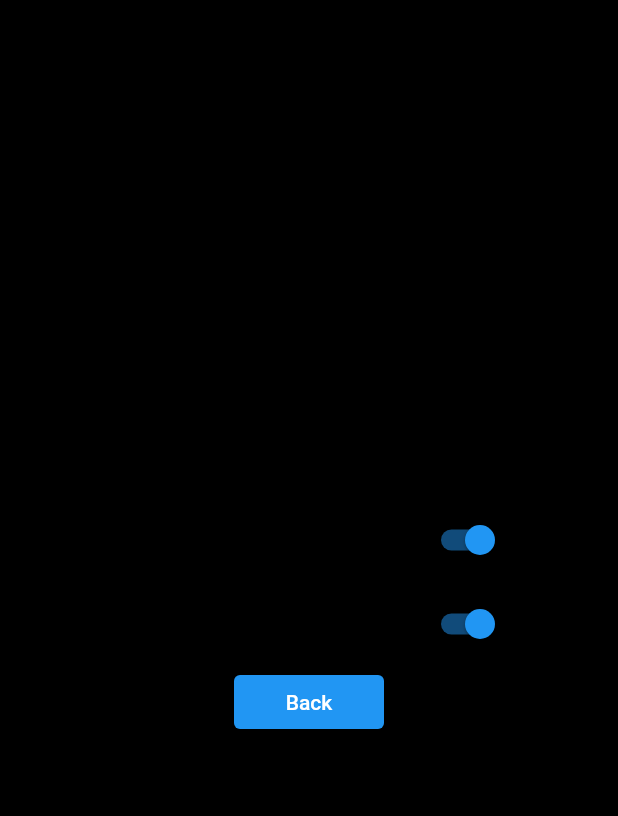
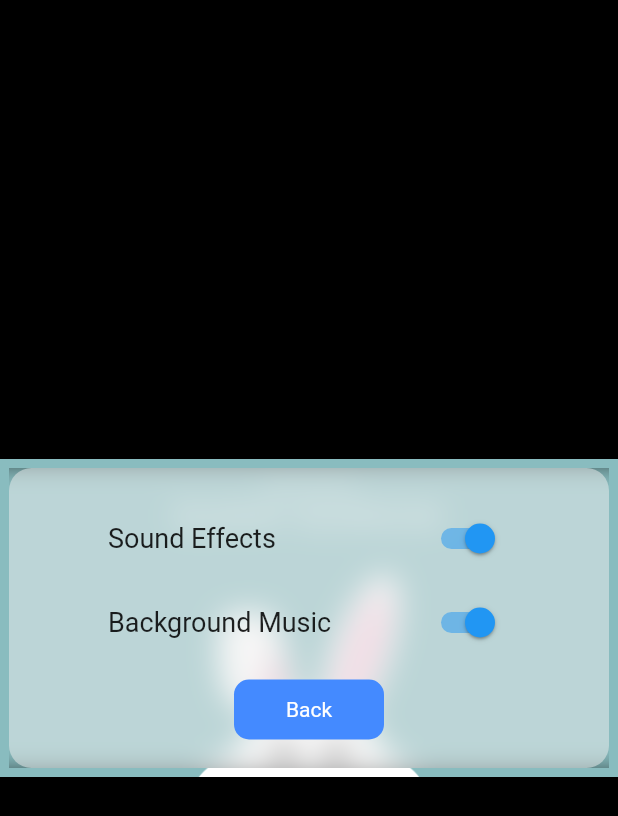
Before and after one commit to Mohamed-Talaat-Osman/Bunny-s-Burrow, a Flutter app: the Settings screen opened directly with empty values, on a phone screen of 412 x 824 dp. Shown: the top 816 px of the screen. Run offline on Flutter 3.47's test engine with Material 2 defaults, Android fonts, the phone set to English and light mode, and no system bars; missing offline and left inert: flame, flame_audio, flame_tiled, tiled.

Commit message:
ui_enhancement

```diff
--- a/lib/overlays/settings.dart
+++ b/lib/overlays/settings.dart
@@ -1,7 +1,11 @@
 import 'package:flutter/material.dart';
 import 'package:game_assignment/game/game.dart';
+import 'package:game_assignment/widgets/backGround.dart';
+import 'package:game_assignment/widgets/regular_text.dart';
 
 import '../game/utils/audio_manager.dart';
+import '../widgets/card.dart';
+import '../widgets/default_button.dart';
 import 'main_menu.dart';
 
 
@@ -15,7 +19,9 @@ class Settings extends StatelessWidget {
   Widget build(BuildContext context) {
     return Scaffold(
       backgroundColor: Colors.black,
-      body: Center(
+      body: BackGroundImage(
+        child: Center(
+          child: CustomCard(
             child: Column(
               mainAxisAlignment: MainAxisAlignment.center,
               children: [
@@ -24,7 +30,11 @@ class Settings extends StatelessWidget {
                   child: ValueListenableBuilder<bool>(
                     valueListenable: AudioManager.sfx,
                     builder: (context, sfx, child) => SwitchListTile(
-                  title: const Text('Sound Effects'),
+                      title: RegularText(
+                        text: "Sound Effects",
+                        size: 18,
+                        color: Colors.black87,
+                      ),
                       value: sfx,
                       onChanged: (value) => AudioManager.sfx.value = value,
                     ),
@@ -35,23 +45,34 @@ class Settings extends StatelessWidget {
                   child: ValueListenableBuilder<bool>(
                     valueListenable: AudioManager.bgm,
                     builder: (context, bgm, child) => SwitchListTile(
-                  title: const Text('Background Music'),
+                      title: RegularText(
+                        text: "Background Music",
+                        size: 18,
+                        color: Colors.black87,
+                      ),
                       value: bgm,
                       onChanged: (value) => AudioManager.bgm.value = value,
                     ),
                   ),
                 ),
-            SizedBox(
-              width: 100,
-              child: ElevatedButton(
-                onPressed: () {
+                const SizedBox(
+                  height: 10,
+                ),
+                DefaultButton(
+                  onTap:  () {
                     gameRef.overlays.remove(id);
                     gameRef.overlays.add(MainMenu.id);
                   },
-                child: const Text('Back'),
+                  color: Colors.blueAccent,
+                  child: RegularText(
+                    text: "Back",
+                    size: 14,
+                    color: Colors.white,
                   ),
-            )
+                ),
               ],
+            ),
+          ),
         ),
       ),
     );
--- /dev/null
+++ b/lib/widgets/backGround.dart
@@ -0,0 +1,22 @@
+import 'package:flutter/material.dart';
+
+class BackGroundImage extends StatelessWidget {
+  BackGroundImage({
+  required this.child,
+  }) : super();
+  Widget child;
+
+  @override
+  Widget build(BuildContext context) {
+    return Container(
+        decoration: const BoxDecoration(
+          image: DecorationImage(
+            image: AssetImage("assets/images/background.png"),
+            fit: BoxFit.fitWidth,
+          ),
+          color: Colors.black,
+        ),
+        child: child,
+    );
+  }
+}
--- /dev/null
+++ b/lib/widgets/card.dart
@@ -0,0 +1,29 @@
+import 'dart:ui';
+
+import 'package:flutter/material.dart';
+
+class CustomCard extends StatelessWidget {
+  CustomCard({
+    Key? key,
+    required this.child,
+  }) : super(key: key);
+  Widget child;
+
+  @override
+  Widget build(BuildContext context) {
+    return ClipRect(
+      child: BackdropFilter(
+        filter: ImageFilter.blur(sigmaX: 10.0, sigmaY: 10.0),
+        child: Container(
+          width: 400.0,
+          height: 200.0,
+          decoration: BoxDecoration(
+            borderRadius: BorderRadius.circular(15),
+            color: Colors.grey.shade200.withOpacity(0.5),
+          ),
+          child: child,
+        ),
+      ),
+    );
+  }
+}
--- /dev/null
+++ b/lib/widgets/default_button.dart
@@ -0,0 +1,30 @@
+import 'package:flutter/material.dart';
+
+class DefaultButton extends StatelessWidget {
+
+  GestureTapCallback onTap;
+  Color color;
+  Widget child;
+
+  DefaultButton({
+    required this.onTap,
+    required this.color,
+    required this.child,
+  }) : super();
+
+  @override
+  Widget build(BuildContext context) {
+    return InkWell(
+      onTap: onTap,
+      child: Container(
+        width: 100,
+        height: 40,
+        decoration: BoxDecoration(
+          color: color,
+          borderRadius: BorderRadius.circular(10),
+        ),
+        child: Center(child: child),
+      ),
+    );
+  }
+}
--- /dev/null
+++ b/lib/widgets/regular_text.dart
@@ -0,0 +1,24 @@
+import 'package:flutter/material.dart';
+
+class RegularText extends StatelessWidget {
+  String text;
+  Color color;
+  double size;
+
+  RegularText({
+    required this.text,
+    required this.color,
+    required this.size,
+  });
+
+  @override
+  Widget build(BuildContext context) {
+    return Text(
+      text,
+      style: TextStyle(
+        color: color,
+        fontSize: size,
+      ),
+    );
+  }
+}
```
Also changed, not shown: lib/overlays/game_over.dart (+28 -16 lines), lib/overlays/main_menu.dart (+25 -19 lines), lib/overlays/pause_menu.dart (+30 -17 lines), assets/images/Spritesheet.png. Lines whose indentation alone changed are shown as unchanged.
